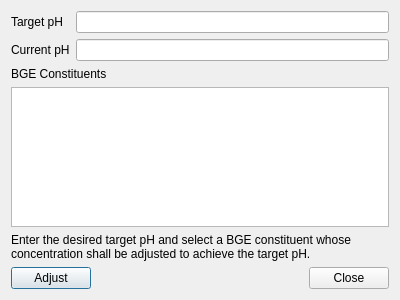
This is src/ui/adjustphdialog.ui in echmet/PeakMasterNG as Qt 5 draws it before an edit. The edited form follows.
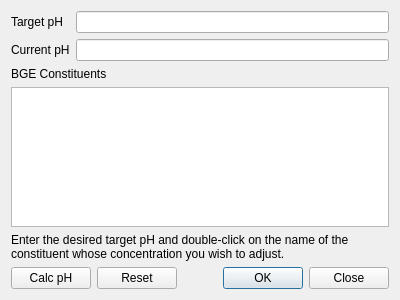
This is the edited form. Custom widgets are drawn as their Qt base class.

Commit message: Make BGE concentrations adjustable directly from pH Adjustment dialog

What changed in the file:
```diff
--- a/src/ui/adjustphdialog.ui
+++ b/src/ui/adjustphdialog.ui
@@ -61,7 +61,7 @@
    <item>
     <widget class="QLabel" name="label">
      <property name="text">
-      <string>Enter the desired target pH and select a BGE constituent whose concentration shall be adjusted to achieve the target pH.</string>
+      <string>Enter the desired target pH and double-click on the name of the constituent whose concentration you wish to adjust.</string>
      </property>
      <property name="wordWrap">
       <bool>true</bool>
@@ -73,7 +73,7 @@
      <item>
       <widget class="QPushButton" name="qpb_adjust">
        <property name="text">
-        <string>Adjust</string>
+        <string>Calc pH</string>
        </property>
       </widget>
      </item>
@@ -83,7 +83,7 @@
         <enum>Qt::Horizontal</enum>
        </property>
        <property name="standardButtons">
-        <set>QDialogButtonBox::Close</set>
+        <set>QDialogButtonBox::Close|QDialogButtonBox::Ok|QDialogButtonBox::Reset</set>
        </property>
       </widget>
      </item>
@@ -97,6 +97,11 @@
    <extends>QLineEdit</extends>
    <header>src/ui/elementaries/floatingvaluelineedit.h</header>
   </customwidget>
+  <customwidget>
+   <class>CopiableItemsTableView</class>
+   <extends>QTableView</extends>
+   <header>src/ui/copiableitemstableview.h</header>
+  </customwidget>
  </customwidgets>
  <resources/>
  <connections>
```
Left out of the diff: 4 changed lines with no effect on the pictures. The commit also changes 6 other files.
